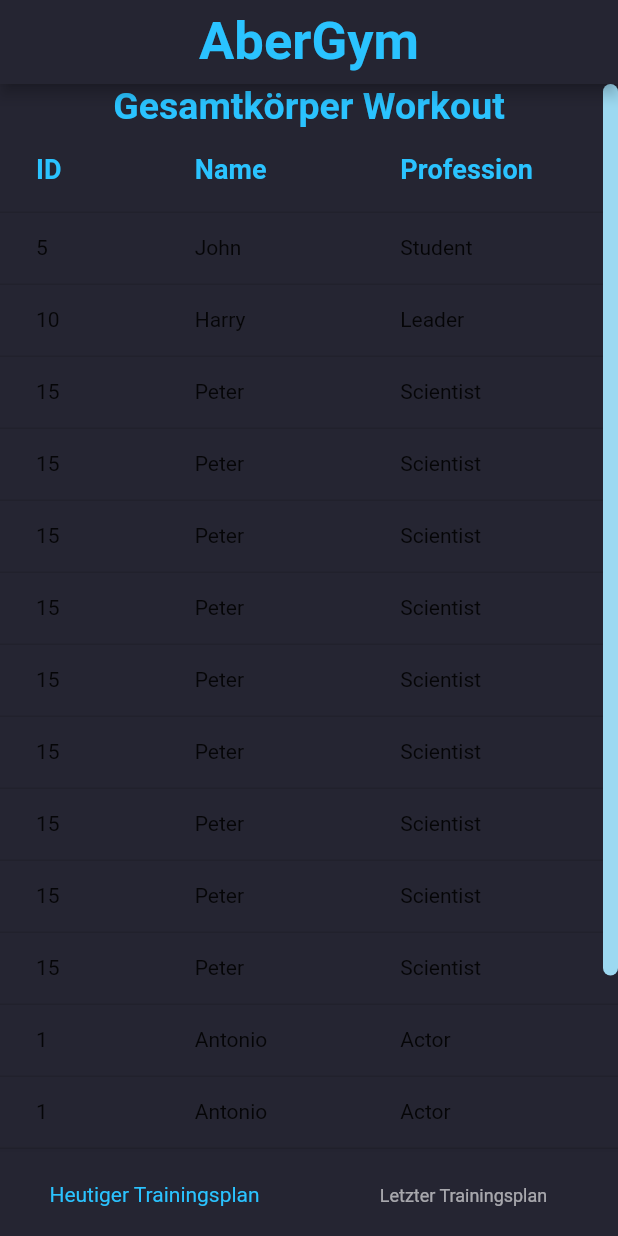
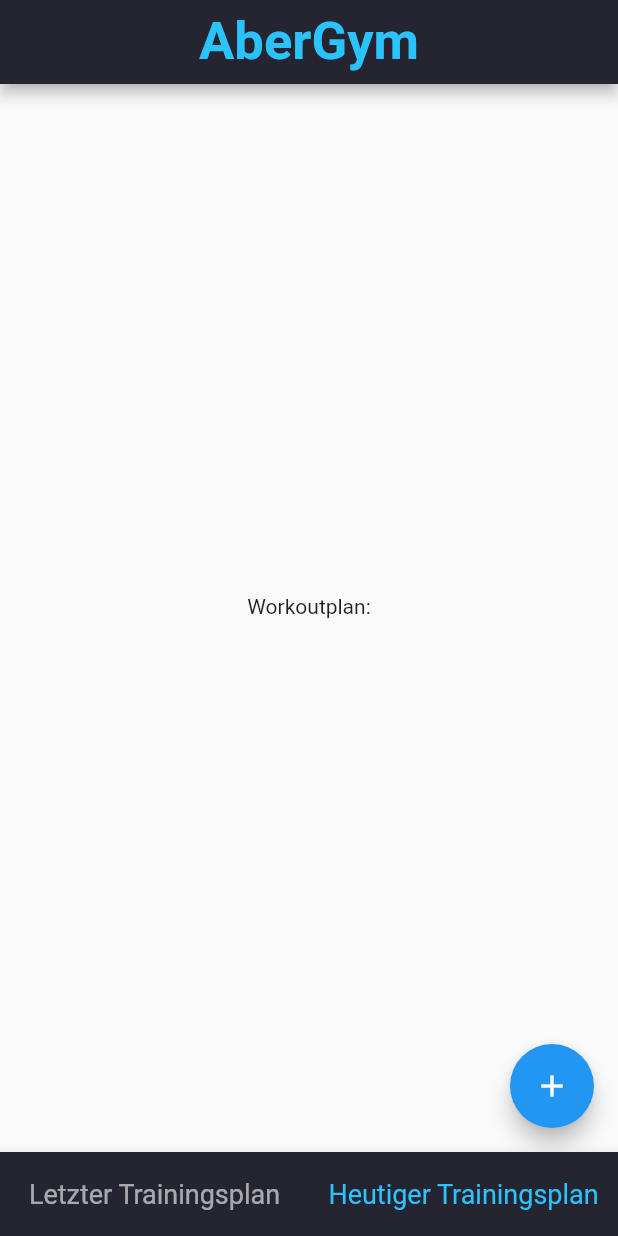
Before and after one commit to SonToni/AberGymMobile, a Flutter app: the screen it shows after launch, on a phone screen of 412 x 824 dp. Run offline on Flutter 3.47's test engine with Material 2 defaults, Android fonts, the light colour scheme and no system bars; missing offline and left inert: mysql1.

Commit message:
Update MobileApp
9:00-13:00 ~ Antonio Peric
Finished
+ Footer
+ Code Design rework
+ Connection with MySql
+ MySql Select Statement

Errors:
+ Get no Data form Database

```diff
--- a/Mobile-App/abergymmobile/lib/last_trainingsplan.dart
+++ /dev/null
@@ -1,19 +0,0 @@
-import 'package:flutter/material.dart';
-import 'package:abergymmobile/table.dart';
-
-class Last_Plan extends StatelessWidget {
-  const Last_Plan({super.key});
-
-  @override
-  Widget build(BuildContext context) {
-    return const Text('GEHT');
-  }
-}
-/*RawScrollbar(
-      //Scrollbar für Testen
-      isAlwaysShown: true,
-      thickness: 10,
-      radius: const Radius.circular(50),
-      thumbColor: const Color.fromARGB(255, 157, 217, 241),
-      child: DataTableExample(),
-    ); */
--- /dev/null
+++ b/Mobile-App/abergymmobile/lib/logic/mysql.dart
@@ -0,0 +1,17 @@
+import 'package:mysql1/mysql1.dart';
+
+class MySql {
+  static String host = '192.168.8.153',
+      user = 'root',
+      password = 'abergymmobile_kp',
+      db = 'AberGymDb';
+  static int port = 3306;
+
+  MySql();
+
+  Future<MySqlConnection> getConnection() async {
+    var settings = ConnectionSettings(
+        host: host, password: password, user: user, db: db, port: port);
+    return await MySqlConnection.connect(settings);
+  }
+}
--- a/Mobile-App/abergymmobile/lib/main.dart
+++ b/Mobile-App/abergymmobile/lib/main.dart
@@ -1,24 +1,23 @@
-import 'package:abergymmobile/last_trainingsplan.dart';
 import 'package:flutter/material.dart';
-import 'package:abergymmobile/table.dart';
+import 'mainscreen/bodies/secondBody.dart';
+import 'mainscreen/bodies/homeBody.dart';
 
-void main() => runApp(const AberGymMobile());
+void main() => runApp(const MainScreen());
 
-class AberGymMobile extends StatelessWidget {
-  const AberGymMobile({super.key});
+class MainScreen extends StatefulWidget {
+  const MainScreen({super.key});
 
   @override
-  Widget build(BuildContext context) {
-    return const MaterialApp(title: 'AberGym', home: Home());
-  }
+  _MainScreenState createState() => _MainScreenState();
 }
 
-class Home extends StatelessWidget {
-  const Home({super.key});
-
+class _MainScreenState extends State<MainScreen> {
+  int currentIndex = 1;
+  final screens = [const Last_Plan(), const HomeBody()];
   @override
   Widget build(BuildContext context) {
-    return Scaffold(
+    return MaterialApp(
+        home: Scaffold(
       backgroundColor: const Color.fromRGBO(37, 37, 50, 1),
       appBar: AppBar(
         // Navigation
@@ -33,50 +32,27 @@ class Home extends StatelessWidget {
         backgroundColor: const Color.fromRGBO(37, 37, 50, 1),
         centerTitle: true,
       ),
-      body: const Body(),
-      bottomNavigationBar: const Footer(),
-    );
-  }
-}
-
-class Body extends StatelessWidget {
-  const Body({super.key});
-
-  @override
-  Widget build(BuildContext context) {
-    return RawScrollbar(
-      //Scrollbar für Testen
-      isAlwaysShown: true,
-      thickness: 10,
-      radius: const Radius.circular(50),
-      thumbColor: const Color.fromARGB(255, 157, 217, 241),
-      child: DataTableExample(),
-    );
-  }
-}
-
-//Überarbeiten
-class Footer extends StatelessWidget {
-  const Footer({super.key});
-
-  @override
-  Widget build(BuildContext context) {
-    return BottomNavigationBar(
+      body: screens[currentIndex],
+      bottomNavigationBar: BottomNavigationBar(
+          currentIndex: currentIndex,
+          onTap: (index) => setState(() => currentIndex = index),
           type: BottomNavigationBarType.fixed,
           backgroundColor: const Color.fromRGBO(37, 37, 50, 1),
           selectedItemColor:
               const Color.fromARGB(255, 42, 195, 255), // Farbe anpassen,
           unselectedItemColor: Colors.white60,
+          selectedFontSize: 18,
+          unselectedFontSize: 18,
           items: const [
             BottomNavigationBarItem(
               icon: Icon(Icons.home, size: 0),
-          label: 'Heutiger Trainingsplan',
+              label: 'Letzter Trainingsplan',
             ),
             BottomNavigationBarItem(
               icon: Icon(Icons.home, size: 0),
-          label: 'Letzter Trainingsplan',
+              label: 'Heutiger Trainingsplan',
             )
-      ],
-    );
+          ]),
+    ));
   }
 }
--- /dev/null
+++ b/Mobile-App/abergymmobile/lib/mainscreen/bodies/homeBody.dart
@@ -0,0 +1,21 @@
+import 'package:flutter/material.dart';
+import 'package:abergymmobile/mainscreen/testtable.dart';
+import 'package:abergymmobile/mainscreen/table.dart';
+
+class HomeBody extends StatelessWidget {
+  const HomeBody({super.key});
+
+  @override
+  Widget build(BuildContext context) {
+    return const WorkoutPlanTable();
+    /*const RawScrollbar(
+      //Scrollbar für Testen
+      isAlwaysShown: true,
+      thickness: 10,
+      radius: Radius.circular(50),
+      thumbColor: Color.fromARGB(255, 157, 217, 241),
+      //child: DataTableExample(),
+      child: WorkoutPlanTable(),
+    );*/
+  }
+}
--- /dev/null
+++ b/Mobile-App/abergymmobile/lib/mainscreen/bodies/secondBody.dart
@@ -0,0 +1,11 @@
+import 'package:flutter/material.dart';
+import 'package:abergymmobile/mainscreen/testtable.dart';
+
+class Last_Plan extends StatelessWidget {
+  const Last_Plan({super.key});
+
+  @override
+  Widget build(BuildContext context) {
+    return const Text('In Arbeit');
+  }
+}
--- /dev/null
+++ b/Mobile-App/abergymmobile/lib/mainscreen/table.dart
@@ -0,0 +1,55 @@
+import 'package:abergymmobile/logic/mysql.dart';
+import 'package:flutter/material.dart';
+
+class WorkoutPlanTable extends StatefulWidget {
+  const WorkoutPlanTable({super.key});
+
+  @override
+  State<WorkoutPlanTable> createState() => _WorkoutPlanTableState();
+}
+
+class _WorkoutPlanTableState extends State<WorkoutPlanTable> {
+  var db = MySql();
+  var w_name = '';
+  var we_reps = '';
+  var we_sets = '';
+  var we_weight = '';
+  var e_name = '';
+
+  void _getWorkout() {
+    db.getConnection().then((conn) async {
+      String sql = 'select name from AberGymDb.Workoutplan';
+      //select w.name, we.reps, we.`sets`, we.weight, e.name from AberGymDb.Workoutplan w inner join AberGymDb.WorkoutExercise we on we.workoutplan_id = w.id inner join AberGymDb.Exercise e on we.exercise_id = e.id
+
+      var results = await conn.query(sql);
+      for (var row in results) {
+        print('Name: ${row[0]}, email: ${row[1]}');
+      }
+      ;
+    });
+  }
+
+  @override
+  Widget build(BuildContext context) => Scaffold(
+        body: Center(
+          child: Column(
+            mainAxisAlignment: MainAxisAlignment.center,
+            children: <Widget>[const Text('Workoutplan:'), Text(w_name)],
+          ),
+        ), //Test
+        floatingActionButton: FloatingActionButton(
+          onPressed: _getWorkout,
+          tooltip: 'Increment',
+          child: const Icon(Icons.add),
+        ),
+      );
+}
+
+/*
+select w.name, we.reps, we.`sets`, we.weight, e.name
+from AberGymDb.Workoutplan w
+inner join AberGymDb.WorkoutExercise we
+on we.workoutplan_id = w.id
+inner join AberGymDb.Exercise e
+on we.exercise_id = e.id
+ */
--- a/Mobile-App/abergymmobile/lib/table.dart
+++ b/Mobile-App/abergymmobile/lib/mainscreen/testtable.dart
@@ -1,6 +1,8 @@
 import 'package:flutter/material.dart';
 
 class DataTableExample extends StatelessWidget {
+  const DataTableExample({super.key});
+
   @override
   Widget build(BuildContext context) {
     return Scaffold(
--- a/Mobile-App/abergymmobile/lib/splashscreen.dart
+++ b/Mobile-App/abergymmobile/lib/splashscreen.dart
@@ -1,6 +1,6 @@
-import 'package:flutter/material.dart';
+/*import 'package:flutter/material.dart';
 import 'dart:async';
-import 'package:abergymmobile/main.dart';
+import 'package:abergymmobile/MainScreen/main.dart';
 
 class MyHomePage extends StatefulWidget {
   @override
@@ -23,4 +23,4 @@ class SplashScreenState extends State<MyHomePage> {
         color: Colors.yellow,
         child: FlutterLogo(size: MediaQuery.of(context).size.height));
   }
-}
+}*/
--- a/Mobile-App/abergymmobile/pubspec.yaml
+++ b/Mobile-App/abergymmobile/pubspec.yaml
@@ -36,6 +36,7 @@ dependencies:
   # The following adds the Cupertino Icons font to your application.
   # Use with the CupertinoIcons class for iOS style icons.
   cupertino_icons: ^1.0.2
+  mysql1: ^0.20.0
 
 dev_dependencies:
   flutter_test:
```
Also changed, not shown: Mobile-App/abergymmobile/pubspec.lock. Lines whose indentation alone changed are shown as unchanged.
